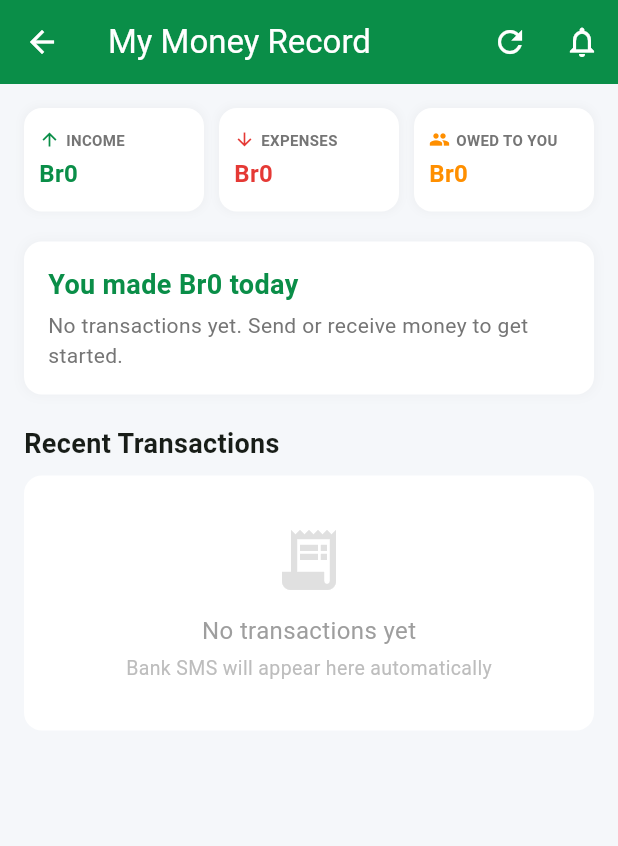
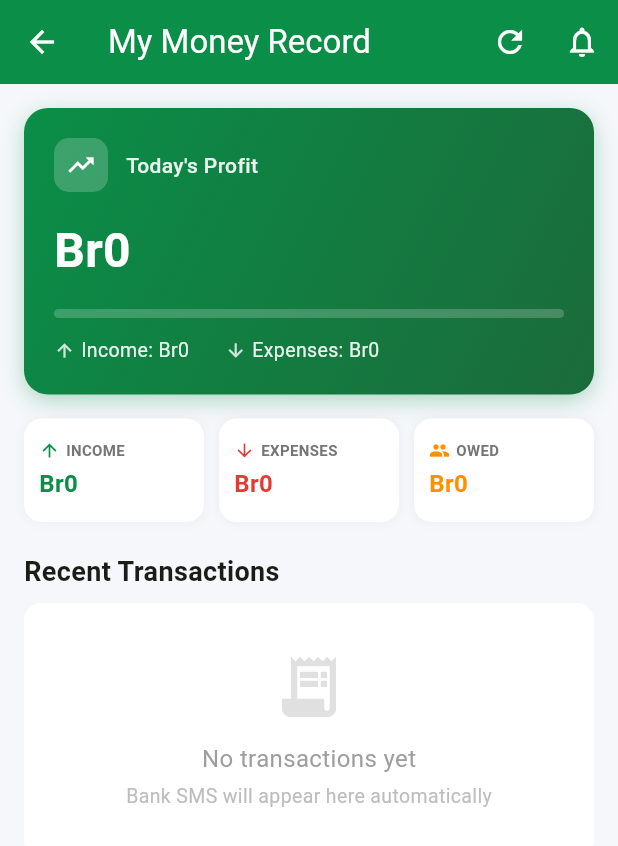
Before and after one commit to LuccianCross/MEKENET, a Flutter app: the HomeScreen screen opened directly, on a phone screen of 412 x 824 dp. Shown: the top 846 px of the screen. Run offline on Flutter 3.47's test engine with Material 3 defaults, Android fonts, the phone set to English and light mode, and no system bars; our stand-ins replace flutter_secure_storage, logger, permission_handler, shared_preferences, sqflite_sqlcipher; missing offline and left inert: another_telephony; accounts and stored records are empty.

Commit message:
feat(ui): add profit card with gradient design to home screen
- Gradient card showing today's profit/loss with trend icon
- Visual progress bar showing income vs expense ratio
- Income and expense breakdown with amounts
- Dynamic colors: green for profit, red for loss
- Clean layout with 3 summary cards below

```diff
--- a/mekenet_mobile/lib/screens/home_screen.dart
+++ b/mekenet_mobile/lib/screens/home_screen.dart
@@ -132,6 +132,8 @@ class _HomeScreenState extends State<HomeScreen> {
                 child: Column(
                   crossAxisAlignment: CrossAxisAlignment.start,
                   children: [
+                    _buildProfitCard(),
+                    const SizedBox(height: 16),
                     Row(
                       children: [
                         _buildSummaryCard(
@@ -149,50 +151,12 @@ class _HomeScreenState extends State<HomeScreen> {
                         ),
                         const SizedBox(width: 10),
                         _buildSummaryCard(
-                          'OWED TO YOU',
+                          'OWED',
                           'Br${_totalOwed.toStringAsFixed(0)}',
                           const Color(0xFFFF8F00),
                           Icons.people,
                         ),
                       ],
-                    ),
-                    const SizedBox(height: 20),
-                    Container(
-                      padding: const EdgeInsets.all(16),
-                      decoration: BoxDecoration(
-                        color: Colors.white,
-                        borderRadius: BorderRadius.circular(12),
-                        boxShadow: [
-                          BoxShadow(
-                            color: Colors.grey.withValues(alpha: 0.08),
-                            spreadRadius: 1,
-                            blurRadius: 6,
-                          ),
-                        ],
-                      ),
-                      child: Column(
-                        crossAxisAlignment: CrossAxisAlignment.start,
-                        children: [
-                          Text(
-                            'You made Br${_totalIncome.toStringAsFixed(0)} today',
-                            style: const TextStyle(
-                              fontSize: 18,
-                              fontWeight: FontWeight.bold,
-                              color: Color(0xFF0A8E48),
-                            ),
-                          ),
-                          const SizedBox(height: 4),
-                          Text(
-                            _recentTransactions.isEmpty
-                                ? 'No transactions yet. Send or receive money to get started.'
-                                : '${_recentTransactions.length} transaction${_recentTransactions.length == 1 ? '' : 's'} this week.',
-                            style: TextStyle(
-                              fontSize: 14,
-                              color: Colors.grey[600],
-                            ),
-                          ),
-                        ],
-                      ),
                     ),
                     const SizedBox(height: 20),
                     Row(
@@ -274,6 +238,129 @@ class _HomeScreenState extends State<HomeScreen> {
                 ),
               ),
             ),
+    );
+  }
+
+  Widget _buildProfitCard() {
+    final profit = _totalIncome - _totalExpenses;
+    final isProfit = profit >= 0;
+    final profitColor = isProfit ? const Color(0xFF0A8E48) : const Color(0xFFE53935);
+    final profitIcon = isProfit ? Icons.trending_up : Icons.trending_down;
+    final profitLabel = isProfit ? 'Today\'s Profit' : 'Today\'s Loss';
+
+    final total = _totalIncome + _totalExpenses;
+    final incomePercent = total > 0 ? _totalIncome / total : 0.0;
+    final expensePercent = total > 0 ? _totalExpenses / total : 0.0;
+
+    return Container(
+      padding: const EdgeInsets.all(20),
+      decoration: BoxDecoration(
+        gradient: LinearGradient(
+          colors: isProfit
+              ? [const Color(0xFF0A8E48), const Color(0xFF1B6B3A)]
+              : [const Color(0xFFE53935), const Color(0xFFC62828)],
+          begin: Alignment.topLeft,
+          end: Alignment.bottomRight,
+        ),
+        borderRadius: BorderRadius.circular(16),
+        boxShadow: [
+          BoxShadow(
+            color: profitColor.withValues(alpha: 0.3),
+            blurRadius: 12,
+            offset: const Offset(0, 4),
+          ),
+        ],
+      ),
+      child: Column(
+        crossAxisAlignment: CrossAxisAlignment.start,
+        children: [
+          Row(
+            children: [
+              Container(
+                padding: const EdgeInsets.all(8),
+                decoration: BoxDecoration(
+                  color: Colors.white.withValues(alpha: 0.2),
+                  borderRadius: BorderRadius.circular(10),
+                ),
+                child: Icon(profitIcon, color: Colors.white, size: 20),
+              ),
+              const SizedBox(width: 12),
+              Text(
+                profitLabel,
+                style: TextStyle(
+                  fontSize: 14,
+                  fontWeight: FontWeight.w500,
+                  color: Colors.white.withValues(alpha: 0.9),
+                ),
+              ),
+            ],
+          ),
+          const SizedBox(height: 16),
+          Text(
+            'Br${profit.abs().toStringAsFixed(0)}',
+            style: const TextStyle(
+              fontSize: 32,
+              fontWeight: FontWeight.bold,
+              color: Colors.white,
+            ),
+          ),
+          const SizedBox(height: 16),
+          Container(
+            height: 6,
+            decoration: BoxDecoration(
+              color: Colors.white.withValues(alpha: 0.2),
+              borderRadius: BorderRadius.circular(3),
+            ),
+            child: Row(
+              children: [
+                Expanded(
+                  flex: (incomePercent * 100).toInt(),
+                  child: Container(
+                    decoration: BoxDecoration(
+                      color: Colors.white.withValues(alpha: 0.8),
+                      borderRadius: BorderRadius.circular(3),
+                    ),
+                  ),
+                ),
+                if (expensePercent > 0)
+                  Expanded(
+                    flex: (expensePercent * 100).toInt(),
+                    child: Container(
+                      decoration: BoxDecoration(
+                        color: Colors.white.withValues(alpha: 0.4),
+                        borderRadius: BorderRadius.circular(3),
+                      ),
+                    ),
+                  ),
+              ],
+            ),
+          ),
+          const SizedBox(height: 12),
+          Row(
+            children: [
+              _buildProfitDetail('Income', _totalIncome, Icons.arrow_upward),
+              const SizedBox(width: 24),
+              _buildProfitDetail('Expenses', _totalExpenses, Icons.arrow_downward),
+            ],
+          ),
+        ],
+      ),
+    );
+  }
+
+  Widget _buildProfitDetail(String label, double amount, IconData icon) {
+    return Row(
+      children: [
+        Icon(icon, size: 14, color: Colors.white.withValues(alpha: 0.8)),
+        const SizedBox(width: 4),
+        Text(
+          '$label: Br${amount.toStringAsFixed(0)}',
+          style: TextStyle(
+            fontSize: 13,
+            color: Colors.white.withValues(alpha: 0.9),
+          ),
+        ),
+      ],
     );
   }
 
```
